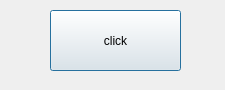
sebihepp/FirstTest, file mainwindow.ui: the form before one commit.
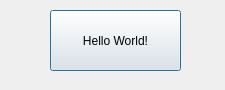
The form after the commit.

Commit message: Button text changed to "Hello World!"

```diff
--- a/mainwindow.ui
+++ b/mainwindow.ui
@@ -42,7 +42,7 @@
      </rect>
     </property>
     <property name="text">
-     <string>click</string>
+     <string>Hello World!</string>
     </property>
     <property name="default">
      <bool>true</bool>
```
